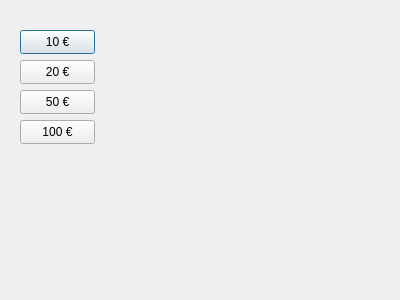
First picture: the form in frontend/withdrawDLL/withdrawdll.ui, repository JnsRdnp/ATM-Simulator, before the edit.
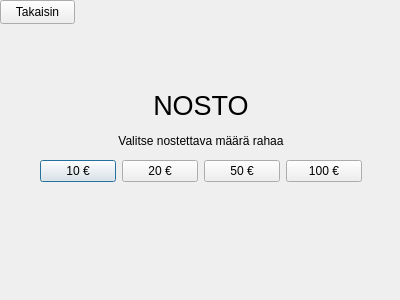
Second picture: the form after the edit.

Commit message: FEAT: Changed UI on withdraw

What changed in the file:
```diff
--- a/frontend/withdrawDLL/withdrawdll.ui
+++ b/frontend/withdrawDLL/withdrawdll.ui
@@ -13,56 +13,89 @@
   <property name="windowTitle">
    <string>Dialog</string>
   </property>
-  <widget class="QPushButton" name="TenEuro">
+  <widget class="QWidget" name="verticalLayoutWidget">
    <property name="geometry">
     <rect>
-     <x>20</x>
-     <y>30</y>
-     <width>75</width>
-     <height>24</height>
-    </rect>
-   </property>
-   <property name="text">
-    <string>10 €</string>
-   </property>
-  </widget>
-  <widget class="QPushButton" name="TwentyEuro">
-   <property name="geometry">
-    <rect>
-     <x>20</x>
-     <y>60</y>
-     <width>75</width>
-     <height>24</height>
-    </rect>
-   </property>
-   <property name="text">
-    <string>20 €</string>
-   </property>
-  </widget>
-  <widget class="QPushButton" name="FiftyEuro">
-   <property name="geometry">
-    <rect>
-     <x>20</x>
+     <x>40</x>
      <y>90</y>
-     <width>75</width>
-     <height>24</height>
+     <width>322</width>
+     <height>92</height>
     </rect>
    </property>
-   <property name="text">
-    <string>50 €</string>
-   </property>
+   <layout class="QVBoxLayout" name="verticalLayout">
+    <item>
+     <widget class="QLabel" name="label">
+      <property name="font">
+       <font>
+        <pointsize>20</pointsize>
+       </font>
+      </property>
+      <property name="whatsThis">
+       <string/>
+      </property>
+      <property name="text">
+       <string>NOSTO</string>
+      </property>
+      <property name="alignment">
+       <set>Qt::AlignCenter</set>
+      </property>
+     </widget>
+    </item>
+    <item>
+     <widget class="QLabel" name="label_2">
+      <property name="text">
+       <string>Valitse nostettava määrä rahaa</string>
+      </property>
+      <property name="alignment">
+       <set>Qt::AlignCenter</set>
+      </property>
+     </widget>
+    </item>
+    <item>
+     <layout class="QHBoxLayout" name="horizontalLayout">
+      <item>
+       <widget class="QPushButton" name="TenEuro">
+        <property name="text">
+         <string>10 €</string>
+        </property>
+       </widget>
+      </item>
+      <item>
+       <widget class="QPushButton" name="TwentyEuro">
+        <property name="text">
+         <string>20 €</string>
+        </property>
+       </widget>
+      </item>
+      <item>
+       <widget class="QPushButton" name="FiftyEuro">
+        <property name="text">
+         <string>50 €</string>
+        </property>
+       </widget>
+      </item>
+      <item>
+       <widget class="QPushButton" name="HundredEuro">
+        <property name="text">
+         <string>100 €</string>
+        </property>
+       </widget>
+      </item>
+     </layout>
+    </item>
+   </layout>
   </widget>
-  <widget class="QPushButton" name="HundredEuro">
+  <widget class="QPushButton" name="pushButton">
    <property name="geometry">
     <rect>
-     <x>20</x>
-     <y>120</y>
+     <x>0</x>
+     <y>0</y>
      <width>75</width>
      <height>24</height>
     </rect>
    </property>
    <property name="text">
-    <string>100 €</string>
+    <string>Takaisin</string>
    </property>
   </widget>
  </widget>
```
